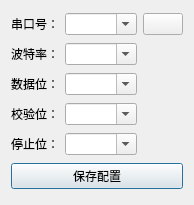
The window that scannerdialog.ui (eveningwyn/ICT_UR10) describes before a commit, drawn with Qt 5.
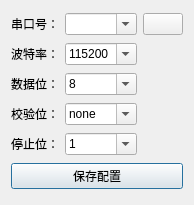
The same window after the commit. Icons and pictures are not drawn.

```diff
--- a/scannerdialog.ui
+++ b/scannerdialog.ui
@@ -29,6 +29,11 @@
      <property name="editable">
       <bool>true</bool>
      </property>
+     <item>
+      <property name="text">
+       <string>1</string>
+      </property>
+     </item>
     </widget>
    </item>
    <item row="5" column="0" colspan="3">
@@ -61,6 +66,11 @@
      <property name="editable">
       <bool>true</bool>
      </property>
+     <item>
+      <property name="text">
+       <string>115200</string>
+      </property>
+     </item>
     </widget>
    </item>
    <item row="1" column="0">
@@ -75,6 +85,11 @@
      <property name="editable">
       <bool>true</bool>
      </property>
+     <item>
+      <property name="text">
+       <string>8</string>
+      </property>
+     </item>
     </widget>
    </item>
    <item row="3" column="1">
@@ -82,6 +97,11 @@
      <property name="editable">
       <bool>true</bool>
      </property>
+     <item>
+      <property name="text">
+       <string>none</string>
+      </property>
+     </item>
     </widget>
    </item>
    <item row="0" column="1">
```
